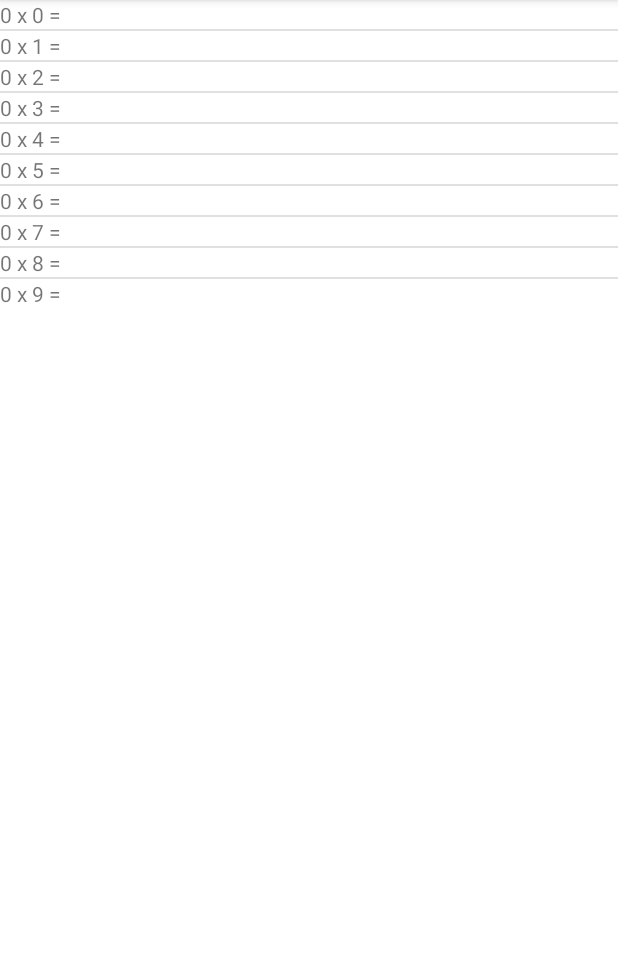
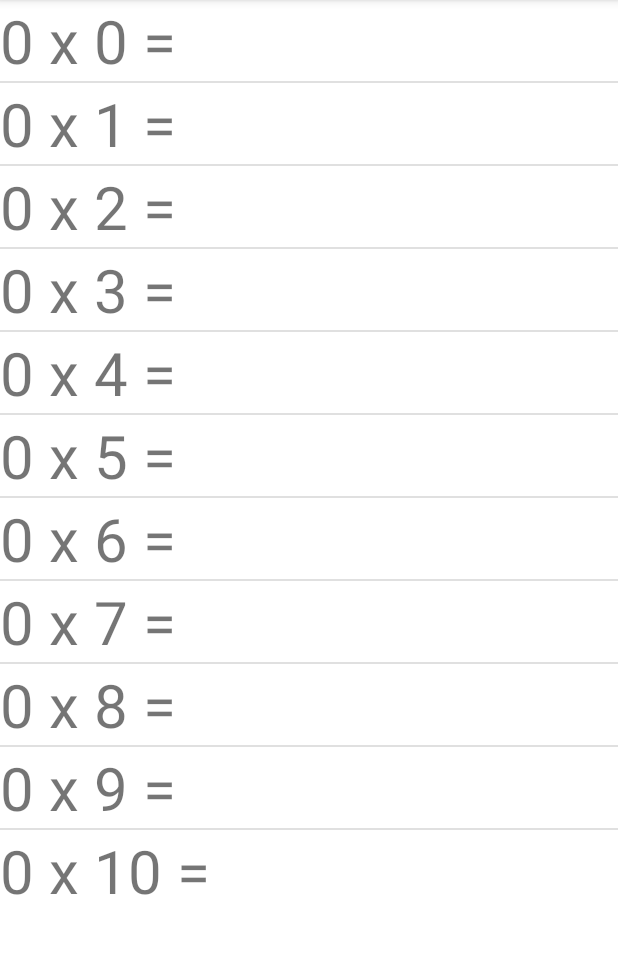
Before and after one commit to Tohsakie/IslaFun, an Android app: the ExerciceMultiplyActivity screen opened directly, with no data from a screen before it, on a phone screen of 412 x 824 dp, the part 84-1038 px from its top. Run offline under Robolectric (Android 15) with nearby library versions, the phone set to English and light mode, and no system bars; 1 statement that could not run was skipped.

Commit message:
changement de font-size

```diff
--- a/fontanaThacquarG/app/src/main/java/com/example/fontanathacquarg/ActivityChoice.java
+++ b/fontanaThacquarG/app/src/main/java/com/example/fontanathacquarg/ActivityChoice.java
@@ -16,7 +16,6 @@ public class ActivityChoice extends AppCompatActivity {
 
     public void onMath(View view){
         Intent MathViewActivityIntent = new Intent(ActivityChoice.this, MathActivity.class);
-
         startActivity(MathViewActivityIntent);
     }
 }
--- a/fontanaThacquarG/app/src/main/java/com/example/fontanathacquarg/ExerciceMultiplyActivity.java
+++ b/fontanaThacquarG/app/src/main/java/com/example/fontanathacquarg/ExerciceMultiplyActivity.java
@@ -19,7 +19,7 @@ public class ExerciceMultiplyActivity extends AppCompatActivity {
         MATH_KEY = getIntent().getExtras().getInt("laTable");
         ArrayList<String> multiplicationArray = new ArrayList<>();
         String tempStr;
-        for(int i = 0; i < 10; i++){
+        for(int i = 0; i <= 10; i++){
             tempStr = MATH_KEY + " x " + i + " = ";
             multiplicationArray.add(tempStr);
         }
--- a/fontanaThacquarG/app/src/main/res/layout/activity_exercice_multiply_row.xml
+++ b/fontanaThacquarG/app/src/main/res/layout/activity_exercice_multiply_row.xml
@@ -3,5 +3,6 @@
     android:id="@+id/itemTextView"
     android:layout_width="match_parent"
     android:layout_height="wrap_content"
-    android:layout_gravity="center">
+    android:layout_gravity="center"
+    android:textSize="40sp">
     </TextView>
```
